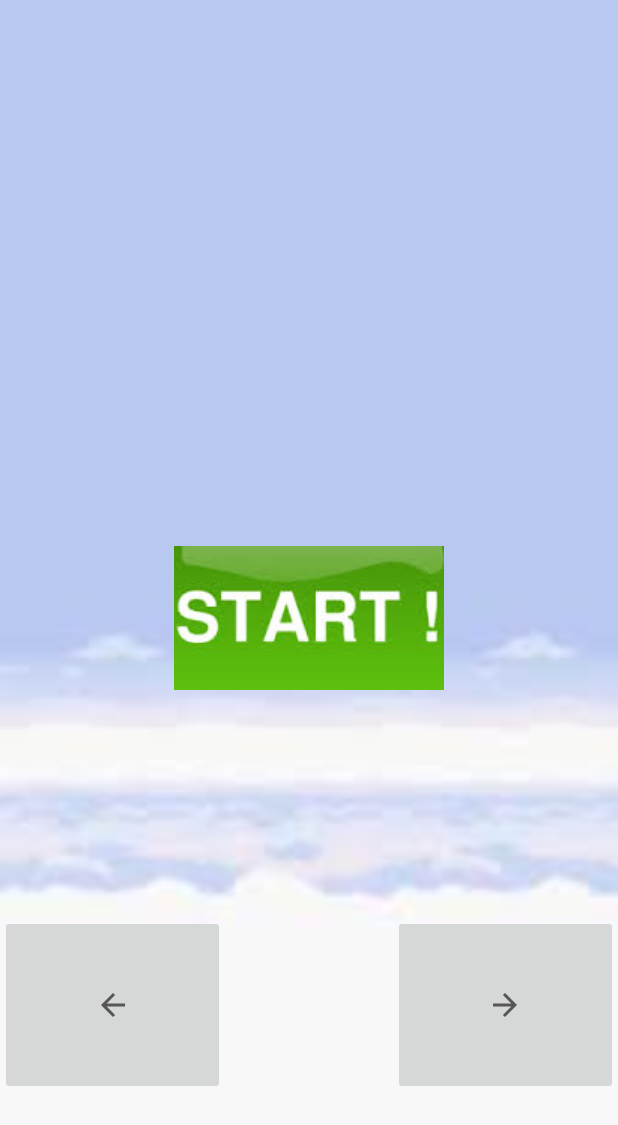
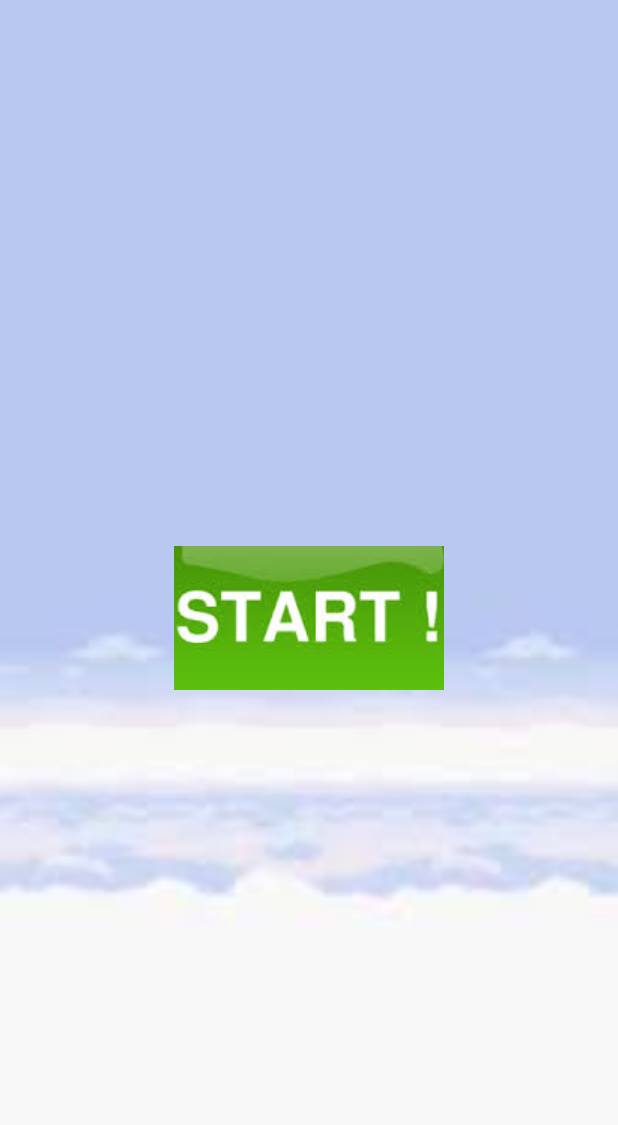
Before and after one commit to chenhan2/MP5, an Android app: the screen it shows after launch (MainActivity), on a phone screen of 412 x 824 dp. Shown: the top 1125 px of the screen. Run offline under Robolectric (Android 15) with nearby library versions, the phone set to English and light mode, and no system bars.

Commit message:
Up to 3'50" in the second video

```diff
--- a/app/src/main/res/layout/activity_main.xml
+++ b/app/src/main/res/layout/activity_main.xml
@@ -16,24 +16,24 @@
         android:onClick="startGame"
         android:src="@drawable/start2" />
 
-    <ImageButton
-        android:id="@+id/moveLeft"
-        android:layout_width="wrap_content"
-        android:layout_height="wrap_content"
-        android:src="?attr/actionModeCloseDrawable"
-        android:layout_marginTop="610dp"
-        android:minHeight="120dp"
-        android:minWidth="150dp"/>
+    <!--<ImageButton-->
+        <!--android:id="@+id/moveLeft"-->
+        <!--android:layout_width="wrap_content"-->
+        <!--android:layout_height="wrap_content"-->
+        <!--android:src="?attr/actionModeCloseDrawable"-->
+        <!--android:layout_marginTop="610dp"-->
+        <!--android:minHeight="120dp"-->
+        <!--android:minWidth="150dp"/>-->
 
-    <ImageButton
-        android:id="@+id/moveRight"
-        android:layout_width="wrap_content"
-        android:layout_height="wrap_content"
-        android:src="?attr/actionModeCloseDrawable"
-        android:rotation="180"
-        android:layout_marginTop="610dp"
-        android:layout_marginLeft="262dp"
-        android:minHeight="120dp"
-        android:minWidth="150dp"/>
+    <!--<ImageButton-->
+        <!--android:id="@+id/moveRight"-->
+        <!--android:layout_width="wrap_content"-->
+        <!--android:layout_height="wrap_content"-->
+        <!--android:src="?attr/actionModeCloseDrawable"-->
+        <!--android:rotation="180"-->
+        <!--android:layout_marginTop="610dp"-->
+        <!--android:layout_marginLeft="262dp"-->
+        <!--android:minHeight="120dp"-->
+        <!--android:minWidth="150dp"/>-->
 
 </RelativeLayout>
```
Also changed, not shown: app/src/main/java/com/example/mp5/GameView.java (+36 -1 lines), app/src/main/res/drawable/geof.png.
